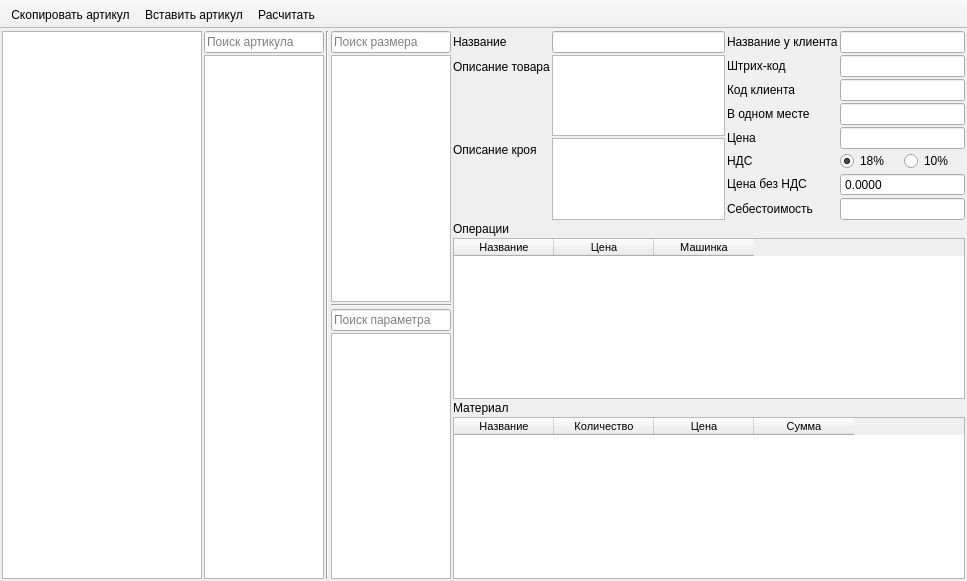
Before: the Qt Designer form ui/article_test.ui in Meller008/CRM-Avi, drawn with Qt 5.
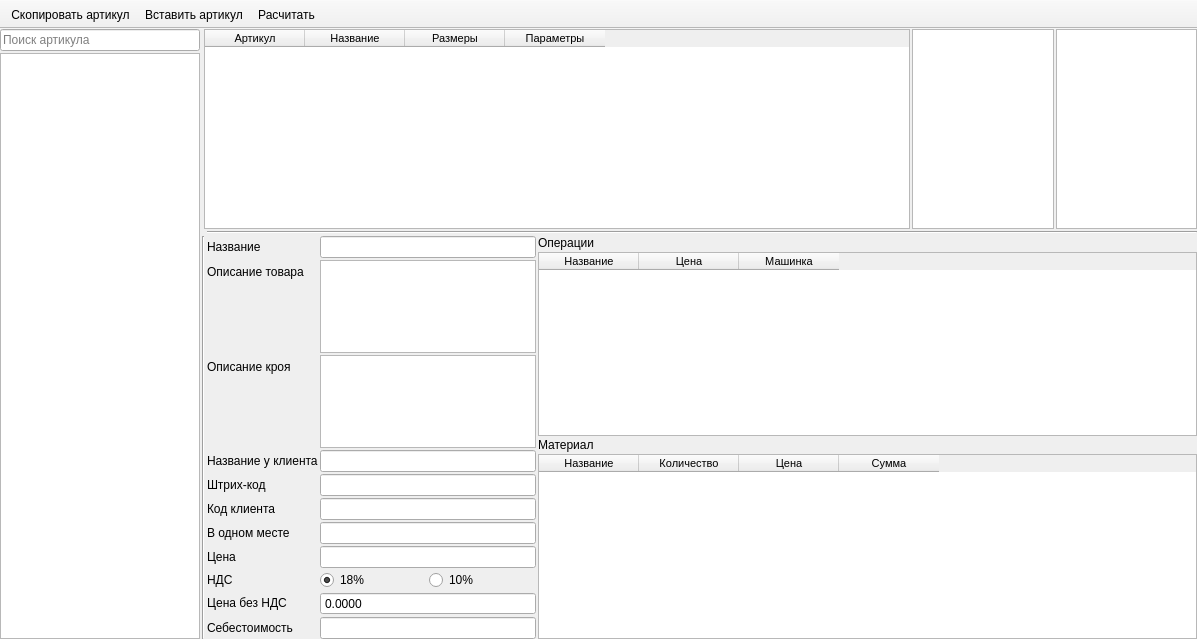
After: the same form once the commit is applied.

Commit message: Работа - новый тест артикула

```diff
--- a/ui/article_test.ui
+++ b/ui/article_test.ui
@@ -6,50 +6,63 @@
    <rect>
     <x>0</x>
     <y>0</y>
-    <width>967</width>
-    <height>581</height>
+    <width>1197</width>
+    <height>639</height>
    </rect>
   </property>
   <property name="windowTitle">
    <string>Артикула</string>
   </property>
   <widget class="QWidget" name="centralwidget">
-   <layout class="QGridLayout" name="gridLayout_2" columnstretch="3,4">
+   <layout class="QGridLayout" name="gridLayout_2" columnstretch="0">
     <property name="leftMargin">
-     <number>2</number>
+     <number>0</number>
     </property>
     <property name="topMargin">
-     <number>2</number>
+     <number>0</number>
     </property>
     <property name="rightMargin">
-     <number>2</number>
+     <number>0</number>
     </property>
     <property name="bottomMargin">
-     <number>2</number>
+     <number>0</number>
     </property>
     <property name="spacing">
      <number>2</number>
     </property>
     <item row="0" column="0">
-     <layout class="QGridLayout" name="gridLayout" columnstretch="4,2,2,2">
+     <layout class="QGridLayout" name="gridLayout" columnstretch="4,0,0">
+      <property name="leftMargin">
+       <number>0</number>
+      </property>
+      <property name="topMargin">
+       <number>0</number>
+      </property>
+      <property name="rightMargin">
+       <number>0</number>
+      </property>
       <property name="spacing">
        <number>2</number>
       </property>
-      <item row="0" column="1">
-       <widget class="QLineEdit" name="lineEdit">
-        <property name="placeholderText">
-         <string>Поиск артикула</string>
+      <item row="2" column="1" colspan="2">
+       <layout class="QGridLayout" name="gridLayout_5" columnstretch="0,1,2">
+        <property name="spacing">
+         <number>2</number>
         </property>
-       </widget>
-      </item>
-      <item row="0" column="0" rowspan="2">
-       <widget class="QTreeWidget" name="tree_widget">
-        <property name="minimumSize">
-         <size>
-          <width>200</width>
-          <height>0</height>
-         </size>
-        </property>
+        <item row="1" column="2">
+         <layout class="QVBoxLayout" name="verticalLayout_4">
+          <property name="spacing">
+           <number>2</number>
+          </property>
+          <item>
+           <widget class="QLabel" name="label_40">
+            <property name="text">
+             <string>Операции</string>
+            </property>
+           </widget>
+          </item>
+          <item>
+           <widget class="QTableWidget" name="tw_operations">
         <property name="font">
          <font>
           <family>Tahoma</family>
@@ -59,129 +72,121 @@
         <property name="editTriggers">
          <set>QAbstractItemView::NoEditTriggers</set>
         </property>
-        <property name="autoExpandDelay">
-         <number>-1</number>
-        </property>
-        <property name="animated">
+            <property name="dragEnabled">
+             <bool>false</bool>
+            </property>
+            <property name="alternatingRowColors">
          <bool>true</bool>
         </property>
-        <property name="headerHidden">
+            <property name="selectionBehavior">
+             <enum>QAbstractItemView::SelectRows</enum>
+            </property>
+            <attribute name="horizontalHeaderCascadingSectionResizes">
+             <bool>false</bool>
+            </attribute>
+            <attribute name="horizontalHeaderHighlightSections">
          <bool>true</bool>
-        </property>
+            </attribute>
+            <attribute name="horizontalHeaderShowSortIndicator" stdset="0">
+             <bool>false</bool>
+            </attribute>
+            <attribute name="horizontalHeaderStretchLastSection">
+             <bool>false</bool>
+            </attribute>
+            <attribute name="verticalHeaderVisible">
+             <bool>false</bool>
+            </attribute>
+            <attribute name="verticalHeaderDefaultSectionSize">
+             <number>20</number>
+            </attribute>
+            <attribute name="verticalHeaderHighlightSections">
+             <bool>true</bool>
+            </attribute>
+            <attribute name="verticalHeaderMinimumSectionSize">
+             <number>18</number>
+            </attribute>
+            <attribute name="verticalHeaderShowSortIndicator" stdset="0">
+             <bool>false</bool>
+            </attribute>
+            <attribute name="verticalHeaderStretchLastSection">
+             <bool>false</bool>
+            </attribute>
+            <column>
+             <property name="text">
+              <string>Название</string>
+             </property>
+            </column>
         <column>
          <property name="text">
-          <string notr="true">1</string>
-         </property>
-        </column>
-       </widget>
+              <string>Цена</string>
+             </property>
+            </column>
+            <column>
+             <property name="text">
+              <string>Машинка</string>
+             </property>
+            </column>
+           </widget>
+          </item>
+          <item>
+           <widget class="QLabel" name="label_41">
+            <property name="text">
+             <string>Материал</string>
+            </property>
+           </widget>
+          </item>
+          <item>
+           <widget class="QTableWidget" name="tw_materials">
+            <property name="font">
+             <font>
+              <family>Tahoma</family>
+              <pointsize>8</pointsize>
+             </font>
+            </property>
+            <property name="editTriggers">
+             <set>QAbstractItemView::NoEditTriggers</set>
+            </property>
+            <property name="alternatingRowColors">
+             <bool>true</bool>
+            </property>
+            <property name="selectionBehavior">
+             <enum>QAbstractItemView::SelectRows</enum>
+            </property>
+            <attribute name="verticalHeaderVisible">
+             <bool>false</bool>
+            </attribute>
+            <attribute name="verticalHeaderDefaultSectionSize">
+             <number>20</number>
+            </attribute>
+            <attribute name="verticalHeaderMinimumSectionSize">
+             <number>18</number>
+            </attribute>
+            <column>
+             <property name="text">
+              <string>Название</string>
+             </property>
+            </column>
+            <column>
+             <property name="text">
+              <string>Количество</string>
+             </property>
+            </column>
+            <column>
+             <property name="text">
+              <string>Цена</string>
+             </property>
+            </column>
+            <column>
+             <property name="text">
+              <string>Сумма</string>
+             </property>
+            </column>
+           </widget>
+          </item>
+         </layout>
       </item>
       <item row="1" column="1">
-       <widget class="QListWidget" name="lw_article">
-        <property name="minimumSize">
-         <size>
-          <width>120</width>
-          <height>0</height>
-         </size>
-        </property>
-        <property name="font">
-         <font>
-          <family>Tahoma</family>
-          <pointsize>8</pointsize>
-         </font>
-        </property>
-        <property name="editTriggers">
-         <set>QAbstractItemView::NoEditTriggers</set>
-        </property>
-       </widget>
-      </item>
-      <item row="0" column="3" rowspan="2">
-       <layout class="QVBoxLayout" name="verticalLayout">
-        <property name="spacing">
-         <number>2</number>
-        </property>
-        <item>
-         <widget class="QLineEdit" name="lineEdit_2">
-          <property name="placeholderText">
-           <string>Поиск размера</string>
-          </property>
-         </widget>
-        </item>
-        <item>
-         <widget class="QListWidget" name="lw_size">
-          <property name="minimumSize">
-           <size>
-            <width>120</width>
-            <height>0</height>
-           </size>
-          </property>
-          <property name="font">
-           <font>
-            <family>Tahoma</family>
-            <pointsize>8</pointsize>
-           </font>
-          </property>
-          <property name="editTriggers">
-           <set>QAbstractItemView::NoEditTriggers</set>
-          </property>
-         </widget>
-        </item>
-        <item>
-         <widget class="Line" name="line_2">
-          <property name="orientation">
-           <enum>Qt::Horizontal</enum>
-          </property>
-         </widget>
-        </item>
-        <item>
-         <widget class="QLineEdit" name="lineEdit_3">
-          <property name="placeholderText">
-           <string>Поиск параметра</string>
-          </property>
-         </widget>
-        </item>
-        <item>
-         <widget class="QListWidget" name="lw_parametr">
-          <property name="font">
-           <font>
-            <family>Tahoma</family>
-            <pointsize>8</pointsize>
-           </font>
-          </property>
-          <property name="editTriggers">
-           <set>QAbstractItemView::NoEditTriggers</set>
-          </property>
-         </widget>
-        </item>
-       </layout>
-      </item>
-      <item row="0" column="2" rowspan="2">
-       <widget class="Line" name="line">
-        <property name="orientation">
-         <enum>Qt::Vertical</enum>
-        </property>
-       </widget>
-      </item>
-     </layout>
-    </item>
-    <item row="0" column="1">
-     <layout class="QGridLayout" name="gridLayout_3" rowstretch="1,2" columnstretch="16,14">
-      <property name="leftMargin">
-       <number>0</number>
-      </property>
-      <property name="topMargin">
-       <number>0</number>
-      </property>
-      <property name="rightMargin">
-       <number>0</number>
-      </property>
-      <property name="bottomMargin">
-       <number>0</number>
-      </property>
-      <property name="spacing">
-       <number>2</number>
-      </property>
-      <item row="0" column="0">
-       <layout class="QFormLayout" name="formLayout_3">
+         <layout class="QFormLayout" name="formLayout_5">
         <property name="horizontalSpacing">
          <number>2</number>
         </property>
@@ -189,7 +194,7 @@
          <number>2</number>
         </property>
         <item row="0" column="0">
-         <widget class="QLabel" name="label_14">
+           <widget class="QLabel" name="label_42">
           <property name="text">
            <string>Название</string>
           </property>
@@ -203,7 +208,7 @@
          </widget>
         </item>
         <item row="1" column="0">
-         <widget class="QLabel" name="label_15">
+           <widget class="QLabel" name="label_43">
           <property name="text">
            <string>Описание товара</string>
           </property>
@@ -222,7 +227,7 @@
          </widget>
         </item>
         <item row="2" column="0">
-         <widget class="QLabel" name="label_16">
+           <widget class="QLabel" name="label_44">
           <property name="text">
            <string>Описание кроя</string>
           </property>
@@ -240,95 +245,85 @@
           </property>
          </widget>
         </item>
-       </layout>
-      </item>
-      <item row="0" column="1">
-       <layout class="QFormLayout" name="formLayout_4">
-        <property name="horizontalSpacing">
-         <number>2</number>
-        </property>
-        <property name="verticalSpacing">
-         <number>2</number>
-        </property>
-        <item row="0" column="0">
-         <widget class="QLabel" name="label_17">
-          <property name="text">
-           <string>Название у клиента</string>
-          </property>
-         </widget>
-        </item>
-        <item row="1" column="0">
-         <widget class="QLabel" name="label_18">
-          <property name="text">
-           <string>Штрих-код</string>
-          </property>
-         </widget>
-        </item>
-        <item row="2" column="0">
-         <widget class="QLabel" name="label_19">
-          <property name="text">
-           <string>Код клиента</string>
-          </property>
-         </widget>
-        </item>
         <item row="3" column="0">
-         <widget class="QLabel" name="label_20">
+           <widget class="QLabel" name="label_45">
           <property name="text">
-           <string>В одном месте</string>
+             <string>Название у клиента</string>
           </property>
          </widget>
         </item>
-        <item row="4" column="0">
-         <widget class="QLabel" name="label_21">
-          <property name="text">
-           <string>Цена</string>
-          </property>
-         </widget>
-        </item>
-        <item row="5" column="0">
-         <widget class="QLabel" name="label_22">
-          <property name="text">
-           <string>НДС</string>
-          </property>
-         </widget>
-        </item>
-        <item row="0" column="1">
+          <item row="3" column="1">
          <widget class="QLineEdit" name="le_client_name">
           <property name="maxLength">
            <number>65</number>
           </property>
          </widget>
         </item>
-        <item row="1" column="1">
+          <item row="4" column="0">
+           <widget class="QLabel" name="label_46">
+            <property name="text">
+             <string>Штрих-код</string>
+            </property>
+           </widget>
+          </item>
+          <item row="4" column="1">
          <widget class="QLineEdit" name="le_barcode">
           <property name="maxLength">
            <number>15</number>
           </property>
          </widget>
         </item>
-        <item row="2" column="1">
+          <item row="5" column="0">
+           <widget class="QLabel" name="label_47">
+            <property name="text">
+             <string>Код клиента</string>
+            </property>
+           </widget>
+          </item>
+          <item row="5" column="1">
          <widget class="QLineEdit" name="le_client_code">
           <property name="maxLength">
            <number>15</number>
           </property>
          </widget>
         </item>
-        <item row="3" column="1">
+          <item row="6" column="0">
+           <widget class="QLabel" name="label_48">
+            <property name="text">
+             <string>В одном месте</string>
+            </property>
+           </widget>
+          </item>
+          <item row="6" column="1">
          <widget class="QLineEdit" name="le_in_on_place">
           <property name="maxLength">
            <number>10</number>
           </property>
          </widget>
         </item>
-        <item row="4" column="1">
+          <item row="7" column="0">
+           <widget class="QLabel" name="label_49">
+            <property name="text">
+             <string>Цена</string>
+            </property>
+           </widget>
+          </item>
+          <item row="7" column="1">
          <widget class="QLineEdit" name="le_price">
           <property name="enabled">
            <bool>true</bool>
           </property>
          </widget>
         </item>
-        <item row="5" column="1">
-         <layout class="QHBoxLayout" name="horizontalLayout_6">
+          <item row="8" column="0">
+           <widget class="QLabel" name="label_50">
+            <property name="text">
+             <string>НДС</string>
+            </property>
+           </widget>
+          </item>
+          <item row="8" column="1">
+           <layout class="QHBoxLayout" name="horizontalLayout_8">
           <item>
            <widget class="QRadioButton" name="rb_nds_1">
             <property name="text">
@@ -348,14 +343,21 @@
           </item>
          </layout>
         </item>
-        <item row="6" column="0">
-         <widget class="QLabel" name="label_23">
+          <item row="10" column="0">
+           <widget class="QLabel" name="label_51">
           <property name="text">
            <string>&lt;html&gt;&lt;head/&gt;&lt;body&gt;&lt;p align=&quot;center&quot;&gt;Цена без НДС&lt;/p&gt;&lt;/body&gt;&lt;/html&gt;</string>
           </property>
          </widget>
         </item>
-        <item row="6" column="1">
+          <item row="11" column="0">
+           <widget class="QLabel" name="label_52">
+            <property name="text">
+             <string>&lt;html&gt;&lt;head/&gt;&lt;body&gt;&lt;p align=&quot;center&quot;&gt;Себестоимость&lt;/p&gt;&lt;/body&gt;&lt;/html&gt;</string>
+            </property>
+           </widget>
+          </item>
+          <item row="10" column="1">
          <widget class="QDoubleSpinBox" name="sb_no_nds">
           <property name="readOnly">
            <bool>true</bool>
@@ -371,14 +373,7 @@
           </property>
          </widget>
         </item>
-        <item row="7" column="0">
-         <widget class="QLabel" name="label_24">
-          <property name="text">
-           <string>&lt;html&gt;&lt;head/&gt;&lt;body&gt;&lt;p align=&quot;center&quot;&gt;Себестоимость&lt;/p&gt;&lt;/body&gt;&lt;/html&gt;</string>
-          </property>
-         </widget>
-        </item>
-        <item row="7" column="1">
+          <item row="11" column="1">
          <widget class="QLineEdit" name="le_cost_price">
           <property name="enabled">
            <bool>true</bool>
@@ -390,20 +385,93 @@
         </item>
        </layout>
       </item>
-      <item row="1" column="0" colspan="2">
-       <layout class="QVBoxLayout" name="verticalLayout_2">
+        <item row="1" column="0">
+         <widget class="Line" name="line_2">
+          <property name="orientation">
+           <enum>Qt::Vertical</enum>
+          </property>
+         </widget>
+        </item>
+        <item row="0" column="1" colspan="2">
+         <widget class="Line" name="line">
+          <property name="orientation">
+           <enum>Qt::Horizontal</enum>
+          </property>
+         </widget>
+        </item>
+       </layout>
+      </item>
+      <item row="1" column="0" rowspan="2">
+       <widget class="QTreeWidget" name="tree_widget">
+        <property name="minimumSize">
+         <size>
+          <width>200</width>
+          <height>0</height>
+         </size>
+        </property>
+        <property name="maximumSize">
+         <size>
+          <width>200</width>
+          <height>16777215</height>
+         </size>
+        </property>
+        <property name="font">
+         <font>
+          <family>Tahoma</family>
+          <pointsize>8</pointsize>
+         </font>
+        </property>
+        <property name="editTriggers">
+         <set>QAbstractItemView::NoEditTriggers</set>
+        </property>
+        <property name="autoExpandDelay">
+         <number>-1</number>
+        </property>
+        <property name="animated">
+         <bool>true</bool>
+        </property>
+        <property name="headerHidden">
+         <bool>true</bool>
+        </property>
+        <column>
+         <property name="text">
+          <string notr="true">1</string>
+         </property>
+        </column>
+       </widget>
+      </item>
+      <item row="0" column="0">
+       <widget class="QLineEdit" name="lineEdit">
+        <property name="minimumSize">
+         <size>
+          <width>200</width>
+          <height>0</height>
+         </size>
+        </property>
+        <property name="maximumSize">
+         <size>
+          <width>200</width>
+          <height>16777215</height>
+         </size>
+        </property>
+        <property name="placeholderText">
+         <string>Поиск артикула</string>
+        </property>
+       </widget>
+      </item>
+      <item row="0" column="2" rowspan="2">
+       <layout class="QHBoxLayout" name="horizontalLayout" stretch="10,2,2">
         <property name="spacing">
          <number>2</number>
         </property>
         <item>
-         <widget class="QLabel" name="label_25">
-          <property name="text">
-           <string>Операции</string>
+         <widget class="QTableWidget" name="tw_article">
+          <property name="minimumSize">
+           <size>
+            <width>0</width>
+            <height>200</height>
+           </size>
           </property>
-         </widget>
-        </item>
-        <item>
-         <widget class="QTableWidget" name="tw_operations">
           <property name="font">
            <font>
             <family>Tahoma</family>
@@ -425,18 +493,9 @@
           <property name="selectionBehavior">
            <enum>QAbstractItemView::SelectRows</enum>
           </property>
-          <attribute name="horizontalHeaderCascadingSectionResizes">
-           <bool>false</bool>
-          </attribute>
-          <attribute name="horizontalHeaderHighlightSections">
+          <property name="sortingEnabled">
            <bool>true</bool>
-          </attribute>
-          <attribute name="horizontalHeaderShowSortIndicator" stdset="0">
-           <bool>false</bool>
-          </attribute>
-          <attribute name="horizontalHeaderStretchLastSection">
-           <bool>false</bool>
-          </attribute>
+          </property>
           <attribute name="verticalHeaderVisible">
            <bool>false</bool>
           </attribute>
@@ -449,12 +508,11 @@
           <attribute name="verticalHeaderMinimumSectionSize">
            <number>18</number>
           </attribute>
-          <attribute name="verticalHeaderShowSortIndicator" stdset="0">
-           <bool>false</bool>
-          </attribute>
-          <attribute name="verticalHeaderStretchLastSection">
-           <bool>false</bool>
-          </attribute>
+          <column>
+           <property name="text">
+            <string>Артикул</string>
+           </property>
+          </column>
           <column>
            <property name="text">
             <string>Название</string>
@@ -462,25 +520,37 @@
           </column>
           <column>
            <property name="text">
-            <string>Цена</string>
+            <string>Размеры</string>
            </property>
           </column>
           <column>
            <property name="text">
-            <string>Машинка</string>
+            <string>Параметры</string>
            </property>
           </column>
          </widget>
         </item>
         <item>
-         <widget class="QLabel" name="label_26">
-          <property name="text">
-           <string>Материал</string>
+         <widget class="QListWidget" name="lw_size">
+          <property name="minimumSize">
+           <size>
+            <width>120</width>
+            <height>0</height>
+           </size>
           </property>
+          <property name="font">
+           <font>
+            <family>Tahoma</family>
+            <pointsize>8</pointsize>
+           </font>
+          </property>
+          <property name="editTriggers">
+           <set>QAbstractItemView::NoEditTriggers</set>
+          </property>
          </widget>
         </item>
         <item>
-         <widget class="QTableWidget" name="tw_materials">
+         <widget class="QListWidget" name="lw_parametr">
           <property name="font">
            <font>
             <family>Tahoma</family>
@@ -490,41 +560,6 @@
           <property name="editTriggers">
            <set>QAbstractItemView::NoEditTriggers</set>
           </property>
-          <property name="alternatingRowColors">
-           <bool>true</bool>
-          </property>
-          <property name="selectionBehavior">
-           <enum>QAbstractItemView::SelectRows</enum>
-          </property>
-          <attribute name="verticalHeaderVisible">
-           <bool>false</bool>
-          </attribute>
-          <attribute name="verticalHeaderDefaultSectionSize">
-           <number>20</number>
-          </attribute>
-          <attribute name="verticalHeaderMinimumSectionSize">
-           <number>18</number>
-          </attribute>
-          <column>
-           <property name="text">
-            <string>Название</string>
-           </property>
-          </column>
-          <column>
-           <property name="text">
-            <string>Количество</string>
-           </property>
-          </column>
-          <column>
-           <property name="text">
-            <string>Цена</string>
-           </property>
-          </column>
-          <column>
-           <property name="text">
-            <string>Сумма</string>
-           </property>
-          </column>
          </widget>
         </item>
        </layout>
```
Left out of the diff: 55 changed lines with no effect on the pictures. Lines whose indentation alone changed are shown as unchanged. The commit also changes 1 other file.
